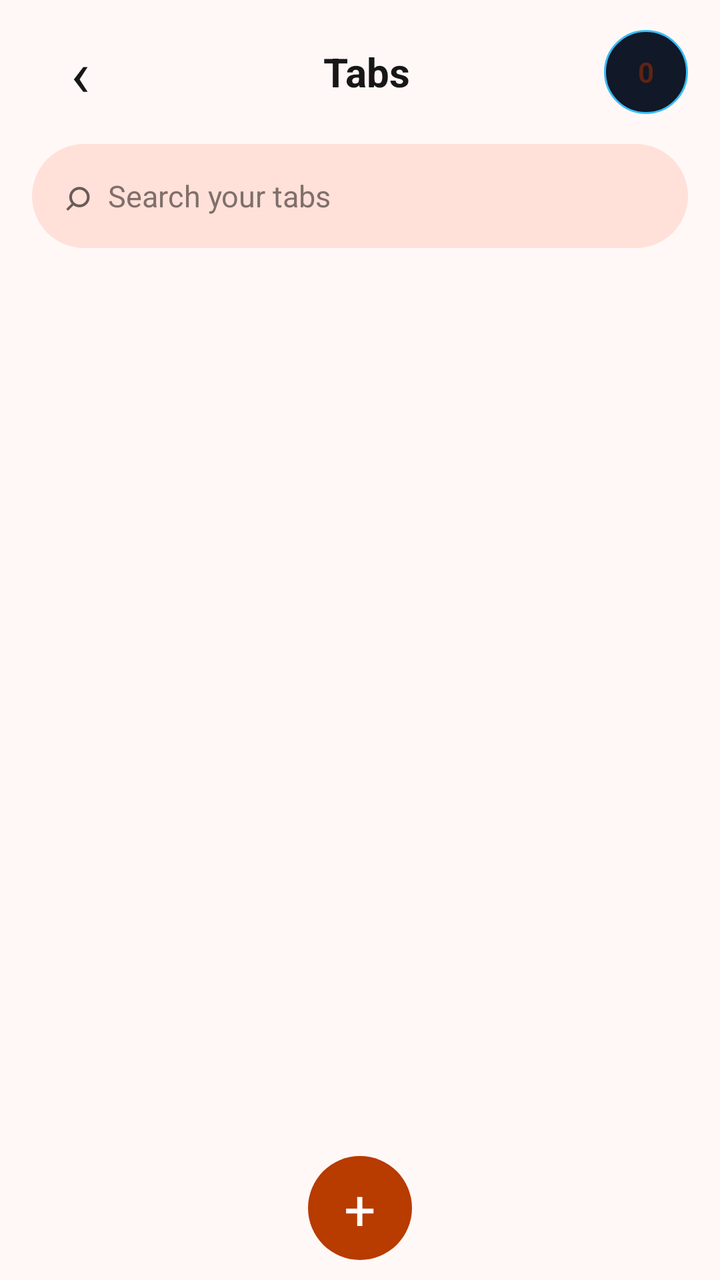
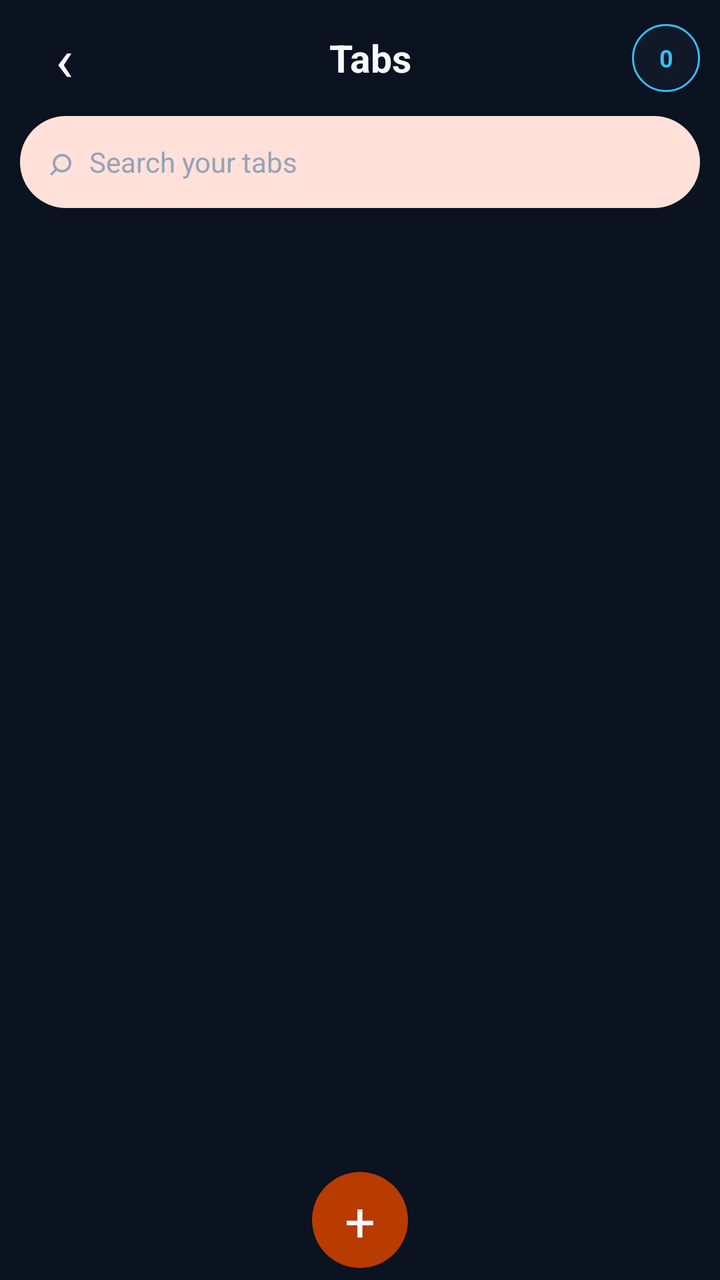

Compare the two renders of this Android layout. The source of the first and the diff that turns it into the second are given below.
<!-- AndroidManifest.xml: activity theme Theme.Phormi -->
<!-- res/layout/activity_tabs_overview.xml -->
<?xml version="1.0" encoding="utf-8"?>
<LinearLayout xmlns:android="http://schemas.android.com/apk/res/android"
    android:layout_width="match_parent"
    android:layout_height="match_parent"
    android:orientation="vertical"
    android:background="#FFF8F6">

    <LinearLayout
        android:layout_width="match_parent"
        android:layout_height="72dp"
        android:gravity="center_vertical"
        android:paddingStart="16dp"
        android:paddingEnd="16dp">

        <TextView
            android:id="@+id/btn_close_overview"
            android:layout_width="48dp"
            android:layout_height="48dp"
            android:gravity="center"
            android:text="‹"
            android:textColor="#171717"
            android:textSize="32sp" />

        <TextView
            android:layout_width="0dp"
            android:layout_height="wrap_content"
            android:layout_weight="1"
            android:gravity="center"
            android:text="Tabs"
            android:textColor="#171717"
            android:textSize="20sp"
            android:textStyle="bold" />

        <TextView
            android:id="@+id/tab_count"
            android:layout_width="42dp"
            android:layout_height="42dp"
            android:gravity="center"
            android:text="0"
            android:textColor="#5C2414"
            android:textSize="14sp"
            android:textStyle="bold"
            android:background="@drawable/bg_tab_count" />
    </LinearLayout>

    <LinearLayout
        android:layout_width="match_parent"
        android:layout_height="52dp"
        android:layout_marginStart="16dp"
        android:layout_marginEnd="16dp"
        android:layout_marginBottom="12dp"
        android:gravity="center_vertical"
        android:paddingStart="16dp"
        android:paddingEnd="16dp"
        android:background="@drawable/bg_tab_search">

        <TextView
            android:layout_width="wrap_content"
            android:layout_height="wrap_content"
            android:text="⌕"
            android:textColor="#6B5B58"
            android:textSize="22sp" />

        <EditText
            android:id="@+id/search_tabs"
            android:layout_width="0dp"
            android:layout_height="match_parent"
            android:layout_weight="1"
            android:layout_marginStart="8dp"
            android:background="@android:color/transparent"
            android:hint="Search your tabs"
            android:textColor="#171717"
            android:textColorHint="#806F6B"
            android:textSize="15sp"
            android:singleLine="true"
            android:inputType="text" />
    </LinearLayout>

    <GridView
        android:id="@+id/tabs_grid"
        android:layout_width="match_parent"
        android:layout_height="0dp"
        android:layout_weight="1"
        android:numColumns="2"
        android:gravity="center"
        android:paddingStart="8dp"
        android:paddingEnd="8dp"
        android:paddingBottom="12dp"
        android:horizontalSpacing="2dp"
        android:verticalSpacing="2dp"
        android:clipToPadding="false" />

    <LinearLayout
        android:layout_width="match_parent"
        android:layout_height="64dp"
        android:gravity="center"
        android:paddingBottom="8dp">

        <TextView
            android:id="@+id/btn_new_tab_overview"
            android:layout_width="52dp"
            android:layout_height="52dp"
            android:gravity="center"
            android:text="+"
            android:textColor="#FFFFFF"
            android:textSize="28sp"
            android:background="@drawable/bg_tab_add" />
    </LinearLayout>
</LinearLayout>
<!-- resources referenced by this layout -->
<resources>
  <!-- drawable bg_tab_add (drawable) -->
  <?xml version="1.0" encoding="utf-8"?>
  <shape xmlns:android="http://schemas.android.com/apk/res/android" android:shape="oval">
      <solid android:color="#B83B00" />
  </shape>
  <!-- drawable bg_tab_count (drawable) -->
  <?xml version="1.0" encoding="utf-8"?>
  <shape xmlns:android="http://schemas.android.com/apk/res/android" android:shape="oval">
      <solid android:color="#111827" />
      <stroke android:width="1dp" android:color="#38BDF8" />
  </shape>
  <!-- drawable bg_tab_search (drawable) -->
  <?xml version="1.0" encoding="utf-8"?>
  <shape xmlns:android="http://schemas.android.com/apk/res/android" android:shape="rectangle">
      <solid android:color="#FFE1D9" />
      <corners android:radius="28dp" />
  </shape>
  <style name="Theme.Phormi" parent="Theme.MaterialComponents.DayNight.NoActionBar">
          <item name="colorPrimary">#0F172A</item>
          <item name="colorPrimaryDark">#0F172A</item>
          <item name="colorAccent">#38BDF8</item>
          <item name="android:windowBackground">#0F172A</item>
      </style>
</resources>

<!-- the commit's change to res/layout/activity_tabs_overview.xml (unified diff, before → after) -->
@@ -3,23 +3,23 @@
     android:layout_width="match_parent"
     android:layout_height="match_parent"
     android:orientation="vertical"
-    android:background="#FFF8F6">
+    android:background="#0B1220">
 
     <LinearLayout
         android:layout_width="match_parent"
-        android:layout_height="72dp"
+        android:layout_height="58dp"
         android:gravity="center_vertical"
-        android:paddingStart="16dp"
-        android:paddingEnd="16dp">
+        android:paddingStart="10dp"
+        android:paddingEnd="10dp">
 
         <TextView
             android:id="@+id/btn_close_overview"
-            android:layout_width="48dp"
-            android:layout_height="48dp"
+            android:layout_width="44dp"
+            android:layout_height="44dp"
             android:gravity="center"
             android:text="‹"
-            android:textColor="#171717"
-            android:textSize="32sp" />
+            android:textColor="#F8FAFC"
+            android:textSize="30sp" />
 
         <TextView
             android:layout_width="0dp"
@@ -27,39 +27,39 @@
             android:layout_weight="1"
             android:gravity="center"
             android:text="Tabs"
-            android:textColor="#171717"
-            android:textSize="20sp"
+            android:textColor="#F8FAFC"
+            android:textSize="19sp"
             android:textStyle="bold" />
 
         <TextView
             android:id="@+id/tab_count"
-            android:layout_width="42dp"
-            android:layout_height="42dp"
+            android:layout_width="34dp"
+            android:layout_height="34dp"
             android:gravity="center"
             android:text="0"
-            android:textColor="#5C2414"
-            android:textSize="14sp"
+            android:textColor="#38BDF8"
+            android:textSize="12sp"
             android:textStyle="bold"
             android:background="@drawable/bg_tab_count" />
     </LinearLayout>
 
     <LinearLayout
         android:layout_width="match_parent"
-        android:layout_height="52dp"
-        android:layout_marginStart="16dp"
-        android:layout_marginEnd="16dp"
-        android:layout_marginBottom="12dp"
+        android:layout_height="46dp"
+        android:layout_marginStart="10dp"
+        android:layout_marginEnd="10dp"
+        android:layout_marginBottom="10dp"
         android:gravity="center_vertical"
-        android:paddingStart="16dp"
-        android:paddingEnd="16dp"
+        android:paddingStart="14dp"
+        android:paddingEnd="14dp"
         android:background="@drawable/bg_tab_search">
 
         <TextView
             android:layout_width="wrap_content"
             android:layout_height="wrap_content"
             android:text="⌕"
-            android:textColor="#6B5B58"
-            android:textSize="22sp" />
+            android:textColor="#94A3B8"
+            android:textSize="20sp" />
 
         <EditText
             android:id="@+id/search_tabs"
@@ -69,41 +69,46 @@
             android:layout_marginStart="8dp"
             android:background="@android:color/transparent"
             android:hint="Search your tabs"
-            android:textColor="#171717"
-            android:textColorHint="#806F6B"
-            android:textSize="15sp"
+            android:textColor="#F8FAFC"
+            android:textColorHint="#94A3B8"
+            android:textSize="14sp"
             android:singleLine="true"
             android:inputType="text" />
     </LinearLayout>
 
-    <GridView
-        android:id="@+id/tabs_grid"
+    
+    <HorizontalScrollView
+        android:id="@+id/tabs_scroll"
         android:layout_width="match_parent"
         android:layout_height="0dp"
         android:layout_weight="1"
-        android:numColumns="2"
-        android:gravity="center"
-        android:paddingStart="8dp"
-        android:paddingEnd="8dp"
-        android:paddingBottom="12dp"
-        android:horizontalSpacing="2dp"
-        android:verticalSpacing="2dp"
-        android:clipToPadding="false" />
+        android:scrollbars="none"
+        android:fillViewport="false"
+        android:overScrollMode="never">
+
+        <LinearLayout
+            android:id="@+id/tabs_row"
+            android:layout_width="wrap_content"
+            android:layout_height="match_parent"
+            android:orientation="horizontal"
+            android:gravity="center_vertical"
+            android:paddingStart="12dp"
+            android:paddingEnd="12dp" />
+    </HorizontalScrollView>
 
     <LinearLayout
         android:layout_width="match_parent"
-        android:layout_height="64dp"
-        android:gravity="center"
-        android:paddingBottom="8dp">
+        android:layout_height="60dp"
+        android:gravity="center">
 
         <TextView
             android:id="@+id/btn_new_tab_overview"
-            android:layout_width="52dp"
-            android:layout_height="52dp"
+            android:layout_width="48dp"
+            android:layout_height="48dp"
             android:gravity="center"
             android:text="+"
             android:textColor="#FFFFFF"
-            android:textSize="28sp"
+            android:textSize="27sp"
             android:background="@drawable/bg_tab_add" />
     </LinearLayout>
 </LinearLayout>
